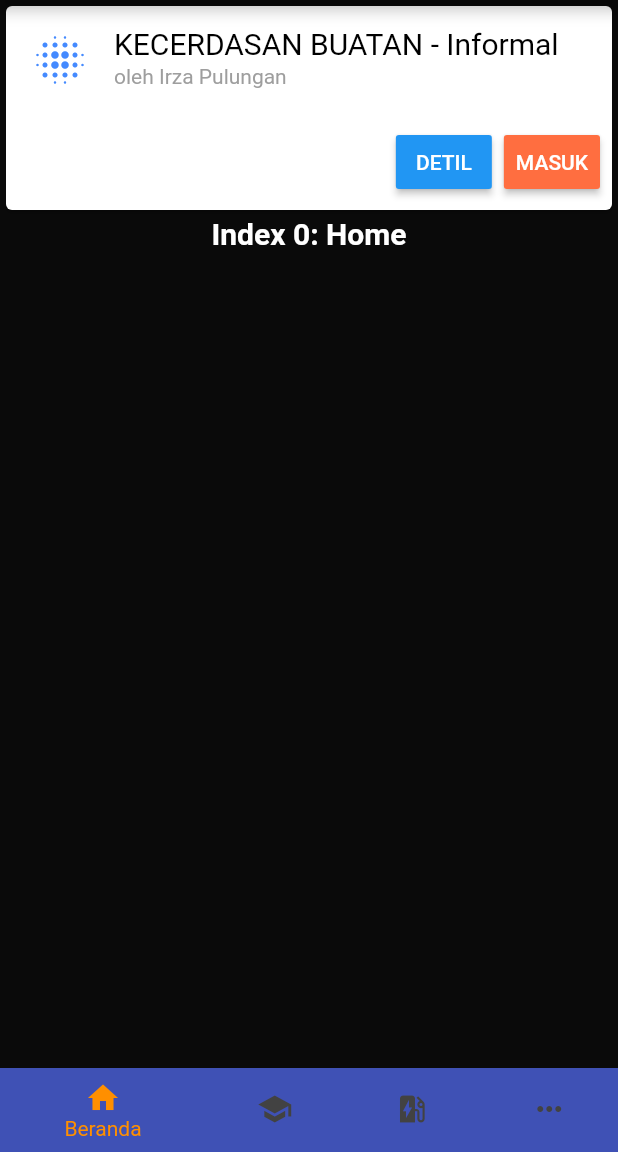
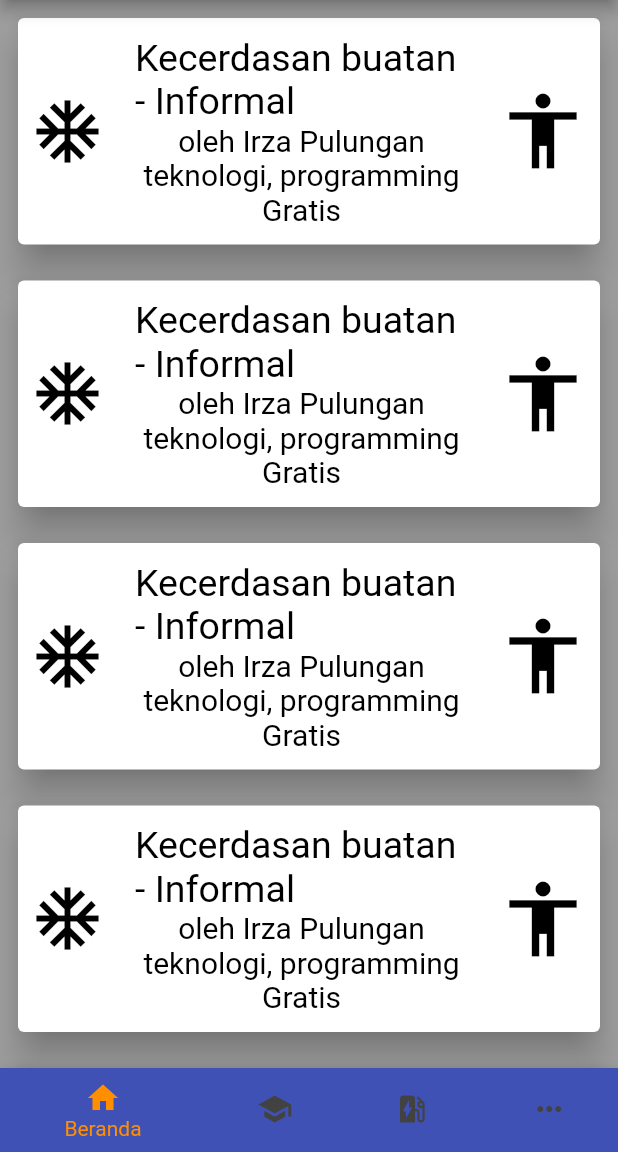
Before and after one commit to irzaip/trampill, a Flutter app: the screen it shows after launch, on a phone screen of 412 x 824 dp, the part 84-1236 px from its top. Run offline on Flutter 3.47's test engine with Material 2 defaults, Android fonts, the phone set to English and light mode, and no system bars; missing offline and left inert: flutter_youtube.

Commit message:
Fix Course Card List

```diff
--- a/lib/main.dart
+++ b/lib/main.dart
@@ -85,16 +85,7 @@ class _MyStatefulWidgetState extends State<MyStatefulWidget> {
         backgroundColor: Colors.indigo,
         title: const Text('Trampill'),
       ),
-      body: Container(
-        child: Column(
-          children: <Widget>[
-            MyCard(),
-            Center(
-              child: _widgetOptions.elementAt(_selectedIndex),
-            ),
-          ],
-        ),
-      ),
+      body: MyCard(),
       bottomNavigationBar: BottomNavigationBar(
         items: const <BottomNavigationBarItem>[
           BottomNavigationBarItem(
@@ -125,53 +116,87 @@ class _MyStatefulWidgetState extends State<MyStatefulWidget> {
   }
 }
 
-// This is the stateless widget that the main application instantiates.
-class MyCard extends StatelessWidget {
-  MyCard({Key key}) : super(key: key);
+class MyCard extends StatefulWidget {
+  @override
+  _MyCardState createState() => _MyCardState();
+}
+
+class _MyCardState extends State<MyCard> {
+  Map sampleCourse = {
+    '1': [
+            "KECERDASAN BUATAN - Informal",
+            "oleh Irza Pulungan",
+            "Belajar kecerdasan buatan dan hal-hal yang berkaitan dengan Machine learning, Jaringan Syaraf Tiruan dan Deep Learning",
+            "Teknologi, Programming"
+            "Gratis",
+            4.8
+         ],
+
+    '2': [
+            "Programming dengan Flutter",
+            "oleh ABC",
+            "Belajar menggunakan aplikasi Flutter",
+            "Teknologi, Programming",
+            "Gratis",
+            4.5,
+         ],
+  };
+
 
   @override
   Widget build(BuildContext context) {
-    return Center(
-      child: Card(
-        borderOnForeground: true,
-        color: Colors.white,
-        child: Column(
-          mainAxisSize: MainAxisSize.min,
-          children: <Widget>[
-            const ListTile(
-              leading: Icon(Icons.blur_on, color: Colors.blueAccent,size: 40,),
-              title: Text(
-                'KECERDASAN BUATAN - Informal',
-                style: TextStyle(color: Colors.black, fontSize: 20),
-              ),
-              subtitle: Text('oleh Irza Pulungan',
-                  style: TextStyle(
-                    color: Colors.grey ,
-                    fontSize: 14,
-                  )),
+    return Container(
+      color: Colors.grey,
+      child: new ListView.builder(
+          itemCount: 7,
+          itemBuilder: (BuildContext context, int index) => buildCourse(context, index)
+      )
+    );
+  }
 
-            ),
-            ButtonBar(
+
+  Widget buildCourse(BuildContext context, int index) {
+    TextStyle bigfont = TextStyle(fontSize: 25, color: Colors.black);
+    TextStyle mediumfont = TextStyle(fontSize: 20, color: Colors.black);
+    TextStyle kategorifont = TextStyle(fontSize: 20, color: Colors.black);
+    TextStyle hargafont = TextStyle(fontSize: 20, color: Colors.black);
+    return new Container(
+      child: Padding(
+        padding: const EdgeInsets.all(8.0),
+        child: GestureDetector(
+          onTap: () {Navigator.pushNamed(context, "/pg15_materi");},
+          child: Card(
+            elevation: 10,
+            color: Colors.white,
+            child: Row(
               children: <Widget>[
-                RaisedButton(
-                  color: Colors.blue,
-                  child: const Text('DETIL',
-                  style: TextStyle(color: Colors.white),),
-                  onPressed: () {/* ... */},
+                Padding(
+                  padding: const EdgeInsets.all(8.0),
+                  child: Icon(Icons.ac_unit, color: Colors.black, size: 50,),
                 ),
-                RaisedButton(
-                  color: Colors.deepOrangeAccent,
-                  child: const Text('MASUK',
-                  style: TextStyle(color: Colors.white),),
-                  onPressed: () {
-                    Navigator.pushNamed(context, '/pg15_materi');
-                  },
+                Expanded(
+                  child: Padding(
+                    padding: const EdgeInsets.all(12.0),
+                    child: Column(
+                      children: <Widget>[
+                        Text("Kecerdasan buatan - Informal", style: bigfont, textAlign: TextAlign.start,),
+                        Text("oleh Irza Pulungan", style: mediumfont, textAlign: TextAlign.left,),
+                        Text("teknologi, programming", style: kategorifont,),
+                        Text("Gratis",style: hargafont,),
+                      ],
+                    ),
+                  ),
+                ),
+                Padding(
+                  padding: const EdgeInsets.all(8.0),
+                  child: Icon(Icons.accessibility, color: Colors.black, size: 60),
                 ),
               ],
             ),
-          ],
+          ),
         ),
       ),
     );
+
   }
 }
--- a/lib/screen/pg15_materi.dart
+++ b/lib/screen/pg15_materi.dart
@@ -1,8 +1,4 @@
-import 'dart:io';
-
 import 'package:flutter/material.dart';
-import 'package:flutter/physics.dart';
-import 'package:quiver/strings.dart';
 import 'package:flutter_youtube/flutter_youtube.dart';
 import 'package:trampill/services/keys.dart';
 
--- /dev/null
+++ b/lib/services/Course.dart
@@ -0,0 +1,11 @@
+class Course {
+  final String title;
+  final String oleh;
+  final String deskripsi;
+  final String kategori;
+  final String harga;
+  final bool rating;
+
+  Course(this.title, this.oleh, this.deskripsi, this.kategori, this.harga, this.rating);
+
+}
```
